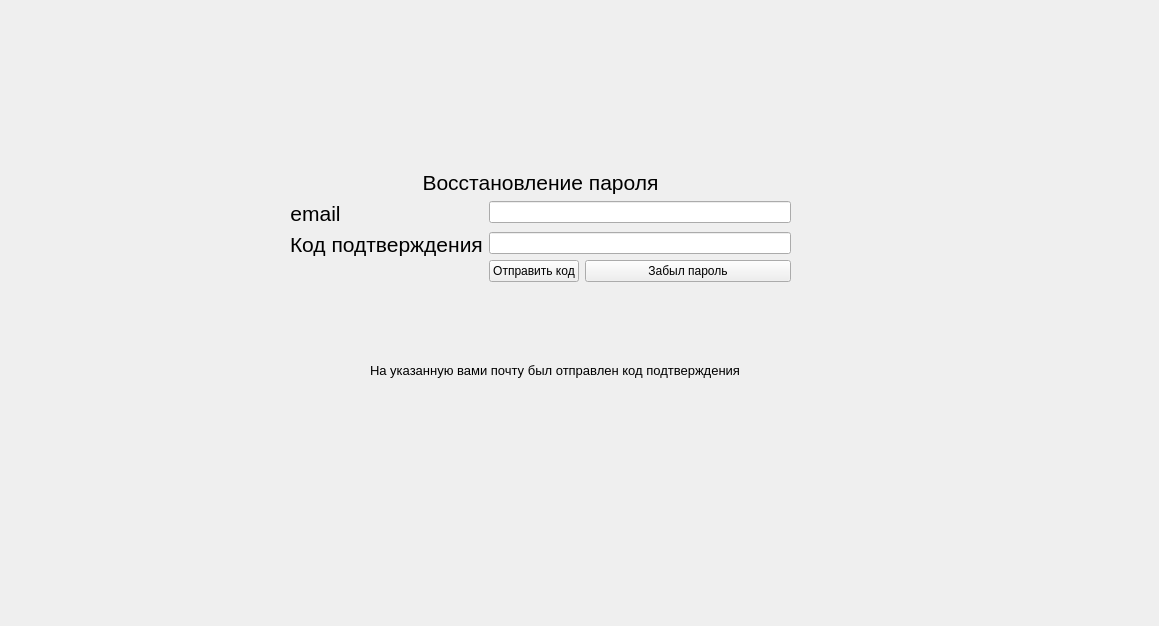
This is reset_password.ui in k0swel/mpu_project as Qt 5 draws it before an edit. The edited form follows.
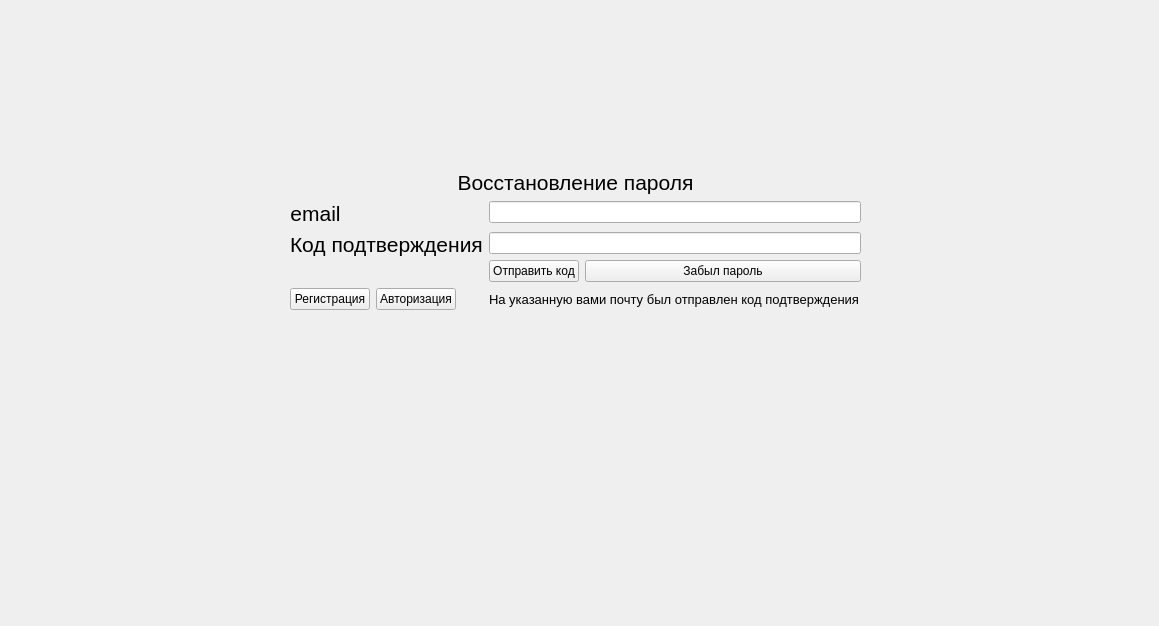
This is the edited form.

Diff of the .ui file:
```diff
--- a/reset_password.ui
+++ b/reset_password.ui
@@ -18,11 +18,26 @@
     <rect>
      <x>290</x>
      <y>170</y>
-     <width>501</width>
-     <height>181</height>
+     <width>571</width>
+     <height>214</height>
     </rect>
    </property>
    <layout class="QFormLayout" name="formLayout">
+    <item row="1" column="0" colspan="2">
+     <widget class="QLabel" name="label">
+      <property name="font">
+       <font>
+        <pointsize>16</pointsize>
+       </font>
+      </property>
+      <property name="text">
+       <string>Восстановление пароля</string>
+      </property>
+      <property name="alignment">
+       <set>Qt::AlignmentFlag::AlignCenter</set>
+      </property>
+     </widget>
+    </item>
     <item row="3" column="0">
      <widget class="QLabel" name="label_email">
       <property name="enabled">
@@ -52,7 +67,7 @@
      </layout>
     </item>
     <item row="4" column="0">
-     <widget class="QLabel" name="label_2">
+     <widget class="QLabel" name="label_code">
       <property name="font">
        <font>
         <pointsize>16</pointsize>
@@ -76,7 +91,7 @@
        </widget>
       </item>
       <item row="2" column="0">
-       <widget class="QPushButton" name="pushButton_send_code">
+       <widget class="QPushButton" name="pushButton_code">
         <property name="enabled">
          <bool>true</bool>
         </property>
@@ -90,44 +105,41 @@
       </item>
      </layout>
     </item>
-    <item row="1" column="0" colspan="2">
-     <widget class="QLabel" name="label">
+    <item row="5" column="1">
+     <widget class="QLabel" name="label_message_send_code">
+      <property name="enabled">
+       <bool>true</bool>
+      </property>
       <property name="font">
        <font>
-        <pointsize>16</pointsize>
+        <pointsize>10</pointsize>
        </font>
       </property>
       <property name="text">
-       <string>Восстановление пароля</string>
-      </property>
-      <property name="alignment">
-       <set>Qt::AlignmentFlag::AlignCenter</set>
+       <string>На указанную вами почту был отправлен код подтверждения</string>
       </property>
      </widget>
     </item>
+    <item row="5" column="0">
+     <layout class="QFormLayout" name="formLayout_2">
+      <item row="0" column="0">
+       <widget class="QPushButton" name="pushButton_to_reg">
+        <property name="text">
+         <string>Регистрация</string>
+        </property>
+       </widget>
+      </item>
+      <item row="0" column="1">
+       <widget class="QPushButton" name="pushButton_to_auth">
+        <property name="text">
+         <string>Авторизация</string>
+        </property>
+       </widget>
+      </item>
+     </layout>
+    </item>
    </layout>
   </widget>
-  <widget class="QLabel" name="label_message_send_code">
-   <property name="enabled">
-    <bool>true</bool>
-   </property>
-   <property name="geometry">
-    <rect>
-     <x>370</x>
-     <y>360</y>
-     <width>391</width>
-     <height>21</height>
-    </rect>
-   </property>
-   <property name="font">
-    <font>
-     <pointsize>10</pointsize>
-    </font>
-   </property>
-   <property name="text">
-    <string>На указанную вами почту был отправлен код подтверждения</string>
-   </property>
-  </widget>
  </widget>
  <resources/>
  <connections/>
```
